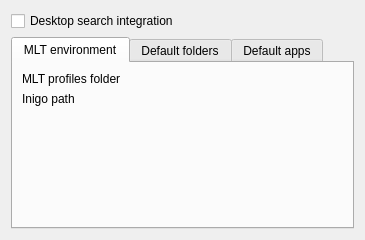
Qt form src/widgets/configenv_ui.ui (KDE/kdenlive) before a commit.
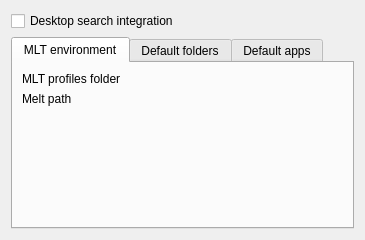
The same form after that commit. Custom widgets are drawn as their Qt base class.

What changed in the file:
```diff
--- a/src/widgets/configenv_ui.ui
+++ b/src/widgets/configenv_ui.ui
@@ -40,7 +40,7 @@
        <item row="1" column="0" >
         <widget class="QLabel" name="label_2" >
          <property name="text" >
-          <string>Inigo path</string>
+          <string>Melt path</string>
          </property>
         </widget>
        </item>
```
